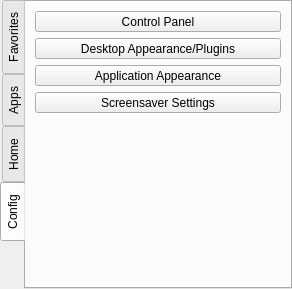
This is lumina-desktop/panel-plugins/userbutton/UserWidget.ui in lumina-desktop/lumina as Qt 5 draws it before an edit. The edited form follows.
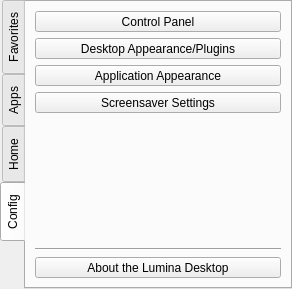
This is the edited form. The open tabs and pages were chosen to show the change.

Commit message: Add knowledge of the lumina-info utility to the Lumina desktop (userbutton, config menu). Also make sure that there is a *.desktop shortcut for the application (and update the pkg-plist) Also allow for "-<something>" to be put in the version number without messing up the version checking routine, and tag the current version on the master branch as 0.8.2-devel (once the stable/official release is branched, the "-devel" tag will get either dropped or changed to "-release" in that branch, with the master branch moving on to the next <version>-devel)

Diff of the .ui file:
```diff
--- a/lumina-desktop/panel-plugins/userbutton/UserWidget.ui
+++ b/lumina-desktop/panel-plugins/userbutton/UserWidget.ui
@@ -510,6 +510,29 @@
       </property>
      </spacer>
     </item>
+    <item>
+     <widget class="Line" name="line">
+      <property name="orientation">
+       <enum>Qt::Horizontal</enum>
+      </property>
+     </widget>
+    </item>
+    <item>
+     <widget class="QToolButton" name="tool_config_about">
+      <property name="sizePolicy">
+       <sizepolicy hsizetype="Preferred" vsizetype="Fixed">
+        <horstretch>0</horstretch>
+        <verstretch>0</verstretch>
+       </sizepolicy>
+      </property>
+      <property name="text">
+       <string>About the Lumina Desktop</string>
+      </property>
+      <property name="toolButtonStyle">
+       <enum>Qt::ToolButtonTextBesideIcon</enum>
+      </property>
+     </widget>
+    </item>
    </layout>
   </widget>
  </widget>
```
Left out of the diff: 47 changed lines with no effect on the pictures. The commit also changes 8 other files.
